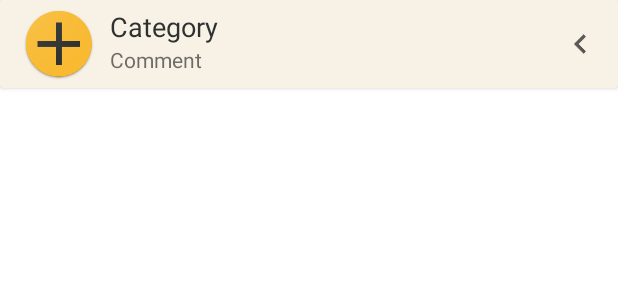
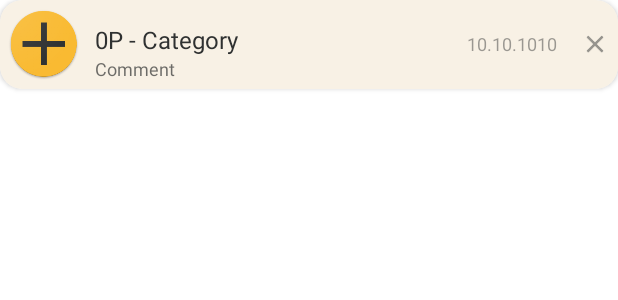
Before and after one commit to Dewha/interfaces_evt17, an Android app: the layout row_layout.xml on its own in the app's theme, with its tools: preview values and no code run, on a phone screen of 412 x 824 dp. Shown: the top 300 px of the screen. Run offline under Robolectric (Android 15) with nearby library versions, the phone set to English and light mode, and no system bars; Roboto replaces fonts that are not available here.

Commit message:
реализовал загрузку доходов/расходов из базы
и их отображение, а также добавил удаление записей

```diff
--- a/EsWallet/app/src/main/res/layout/row_layout.xml
+++ b/EsWallet/app/src/main/res/layout/row_layout.xml
@@ -7,7 +7,7 @@
     <androidx.cardview.widget.CardView
         android:layout_width="match_parent"
         android:layout_height="wrap_content"
-        app:cardCornerRadius="3dp">
+        app:cardCornerRadius="15dp">
         <RelativeLayout
             android:layout_width="match_parent"
             android:layout_height="wrap_content"
@@ -17,36 +17,53 @@
                 android:id="@+id/iv_category_icon"
                 android:layout_width="wrap_content"
                 android:layout_height="wrap_content"
-                android:background="@mipmap/ic_add"
-                android:layout_marginRight="10dp"
-                android:layout_marginLeft="10dp"/>
+                android:src="@mipmap/ic_add"
+                android:layout_marginRight="10dp"/>
+
             <TextView
                 android:id="@+id/tv_category"
-                android:layout_width="match_parent"
+                android:layout_width="180dp"
                 android:layout_height="wrap_content"
-                android:text="Category"
-                android:textSize="18sp"
+                android:text="0Р - Category"
+                android:textSize="16sp"
                 android:textColor="@color/coal"
-                android:layout_toRightOf="@+id/iv_category_icon"/>
+                android:ellipsize="end"
+                android:layout_toRightOf="@+id/iv_category_icon"
+                android:layout_toEndOf="@+id/iv_category_icon"
+                android:layout_marginTop="10dp"/>
+            <TextView
+                android:id="@+id/tv_date"
+                android:layout_width="wrap_content"
+                android:layout_height="wrap_content"
+                android:text="10.10.1010"
+                android:textSize="12sp"
+                android:textColor="@color/coal_transparent"
+                android:layout_toLeftOf="@+id/btn_del"
+                android:layout_marginRight="25dp"
+                android:layout_alignBottom="@+id/tv_category"
+                android:layout_toStartOf="@+id/btn_del"
+                android:layout_marginEnd="15dp" />
+
             <TextView
                 android:id="@+id/tv_comment"
                 android:layout_width="match_parent"
                 android:layout_height="wrap_content"
                 android:text="Comment"
-                android:textSize="14sp"
+                android:textSize="12sp"
                 android:textColor="@color/coal"
                 android:alpha="0.7"
                 android:layout_toRightOf="@+id/iv_category_icon"
-                android:layout_below="@+id/tv_category"/>
+                android:layout_below="@+id/tv_category"
+                android:layout_toEndOf="@+id/iv_category_icon" />
             <ImageButton
-                android:id="@+id/del_1"
+                android:id="@+id/btn_del"
                 android:layout_width="20dp"
                 android:layout_height="20dp"
-                android:background="@mipmap/ic_previous"
+                android:background="@mipmap/ic_delete"
                 android:layout_centerVertical="true"
-                android:alpha="0.7"
+                android:alpha="0.5"
                 android:layout_alignParentRight="true"
-                android:layout_marginRight="10dp"/>
+                android:layout_alignParentEnd="true" />
         </RelativeLayout>
     </androidx.cardview.widget.CardView>
 </LinearLayout>
--- a/EsWallet/app/src/main/res/values/strings.xml
+++ b/EsWallet/app/src/main/res/values/strings.xml
@@ -64,7 +64,6 @@
     <string name="pt_job">Подработка</string>
     <string name="investments">Инвестиции</string>
     <string name="rent">Аренда</string>
-    <!-- TODO: Remove or change this placeholder text -->
-    <string name="hello_blank_fragment">Hello blank fragment</string>
+    <string name="currency">Р</string>
 
 </resources>
```
Also changed, not shown: EsWallet/app/src/main/java/com/example/eswallet/CustomAdapter.java (+64 -19 lines), EsWallet/app/src/main/java/com/example/eswallet/Dashboard.java (+68 -16 lines), EsWallet/app/src/main/java/com/example/eswallet/NewCost.java (+2 -35 lines), EsWallet/app/src/main/res/mipmap-hdpi/ic_delete.png (added), EsWallet/app/src/main/res/mipmap-mdpi/ic_delete.png (added), EsWallet/app/src/main/res/mipmap-xhdpi/ic_delete.png (added), EsWallet/app/src/main/res/mipmap-xxhdpi/ic_delete.png (added), EsWallet/app/src/main/res/mipmap-xxxhdpi/ic_delete.png (added).
